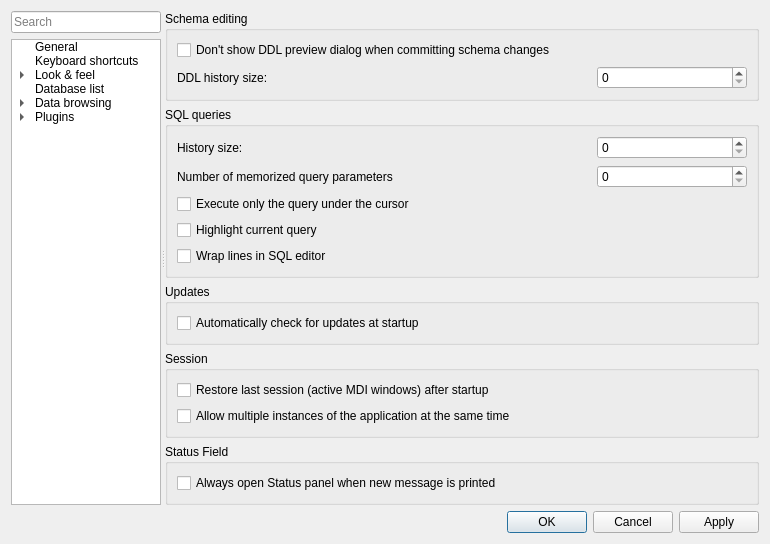
First picture: the form in SQLiteStudio3/guiSQLiteStudio/dialogs/configdialog.ui, repository pawelsalawa/sqlitestudio, before the edit.
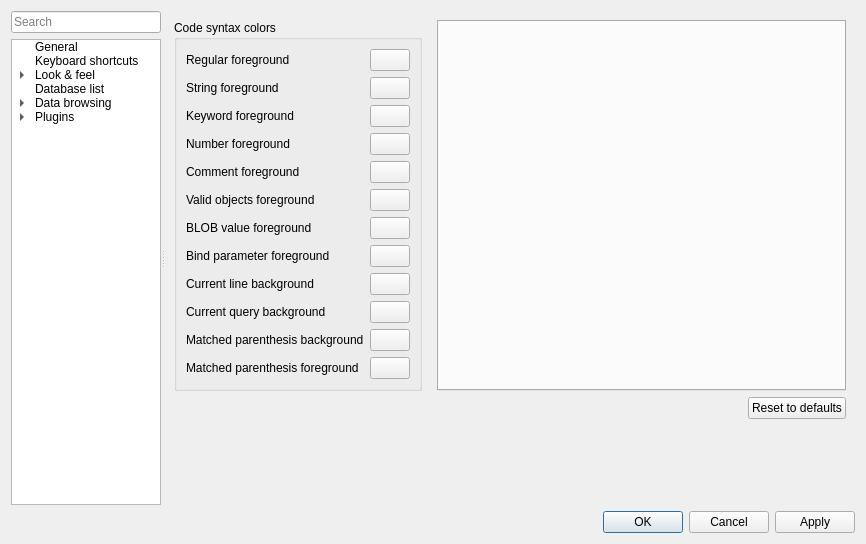
Second picture: the form after the edit. Icons and pictures are not drawn. Custom widgets are drawn as their Qt base class.

Commit message: #4006 Colors configuration for syntax highlighting is reintroduced in a new, improved form.

```diff
--- a/SQLiteStudio3/guiSQLiteStudio/dialogs/configdialog.ui
+++ b/SQLiteStudio3/guiSQLiteStudio/dialogs/configdialog.ui
@@ -6,7 +6,7 @@
    <rect>
     <x>0</x>
     <y>0</y>
-    <width>770</width>
+    <width>866</width>
     <height>539</height>
    </rect>
   </property>
@@ -217,7 +217,7 @@
           </sizepolicy>
          </property>
          <property name="currentIndex">
-          <number>3</number>
+          <number>4</number>
          </property>
          <widget class="QWidget" name="databaseListPage">
           <layout class="QVBoxLayout" name="verticalLayout_36">
@@ -1011,6 +1011,369 @@
            </item>
           </layout>
          </widget>
+         <widget class="QWidget" name="codeColorsPage">
+          <layout class="QGridLayout" name="gridLayout_6">
+           <property name="horizontalSpacing">
+            <number>15</number>
+           </property>
+           <item row="0" column="2">
+            <widget class="QTabWidget" name="codeColorsPreviewTabWidget"/>
+           </item>
+           <item row="2" column="0" colspan="3">
+            <spacer name="codeColorsSpacer">
+             <property name="orientation">
+              <enum>Qt::Vertical</enum>
+             </property>
+             <property name="sizeHint" stdset="0">
+              <size>
+               <width>20</width>
+               <height>40</height>
+              </size>
+             </property>
+            </spacer>
+           </item>
+           <item row="0" column="0" colspan="2">
+            <widget class="QGroupBox" name="commonCodeColorsGroup">
+             <property name="sizePolicy">
+              <sizepolicy hsizetype="Preferred" vsizetype="Expanding">
+               <horstretch>0</horstretch>
+               <verstretch>0</verstretch>
+              </sizepolicy>
+             </property>
+             <property name="title">
+              <string>Code syntax colors</string>
+             </property>
+             <layout class="QGridLayout" name="gridLayout_3">
+              <item row="2" column="0">
+               <widget class="QLabel" name="keywordFgLabel">
+                <property name="text">
+                 <string>Keyword foreground</string>
+                </property>
+               </widget>
+              </item>
+              <item row="1" column="1">
+               <widget class="ColorButton" name="stringFgBtn">
+                <property name="maximumSize">
+                 <size>
+                  <width>50</width>
+                  <height>16777215</height>
+                 </size>
+                </property>
+                <property name="text">
+                 <string notr="true"/>
+                </property>
+                <property name="cfg" stdset="0">
+                 <string>Colors.SyntaxStringFg</string>
+                </property>
+               </widget>
+              </item>
+              <item row="4" column="1">
+               <widget class="ColorButton" name="commentFgBtn">
+                <property name="maximumSize">
+                 <size>
+                  <width>50</width>
+                  <height>16777215</height>
+                 </size>
+                </property>
+                <property name="text">
+                 <string notr="true"/>
+                </property>
+                <property name="cfg" stdset="0">
+                 <string>Colors.SyntaxCommentFg</string>
+                </property>
+               </widget>
+              </item>
+              <item row="2" column="1">
+               <widget class="ColorButton" name="keywordFgBtn">
+                <property name="maximumSize">
+                 <size>
+                  <width>50</width>
+                  <height>16777215</height>
+                 </size>
+                </property>
+                <property name="text">
+                 <string notr="true"/>
+                </property>
+                <property name="cfg" stdset="0">
+                 <string>Colors.SyntaxKeywordFg</string>
+                </property>
+               </widget>
+              </item>
+              <item row="0" column="0">
+               <widget class="QLabel" name="regularFgLabel">
+                <property name="text">
+                 <string>Regular foreground</string>
+                </property>
+               </widget>
+              </item>
+              <item row="10" column="1">
+               <widget class="ColorButton" name="matchedParBgBtn">
+                <property name="maximumSize">
+                 <size>
+                  <width>50</width>
+                  <height>16777215</height>
+                 </size>
+                </property>
+                <property name="text">
+                 <string notr="true"/>
+                </property>
+                <property name="cfg" stdset="0">
+                 <string>Colors.SyntaxParenthesisBg</string>
+                </property>
+               </widget>
+              </item>
+              <item row="1" column="0">
+               <widget class="QLabel" name="stringFgLabel">
+                <property name="toolTip">
+                 <string>&lt;html&gt;&lt;head/&gt;&lt;body&gt;&lt;p&gt;In SQL strings are enclosed with single quote characters. In other languages string may be enclosed with double quote, or something else.&lt;/p&gt;&lt;/body&gt;&lt;/html&gt;</string>
+                </property>
+                <property name="text">
+                 <string>String foreground</string>
+                </property>
+               </widget>
+              </item>
+              <item row="3" column="1">
+               <widget class="ColorButton" name="numberFgBtn">
+                <property name="maximumSize">
+                 <size>
+                  <width>50</width>
+                  <height>16777215</height>
+                 </size>
+                </property>
+                <property name="text">
+                 <string notr="true"/>
+                </property>
+                <property name="cfg" stdset="0">
+                 <string>Colors.SyntaxNumberFg</string>
+                </property>
+               </widget>
+              </item>
+              <item row="8" column="1">
+               <widget class="ColorButton" name="currLineBgBtn">
+                <property name="maximumSize">
+                 <size>
+                  <width>50</width>
+                  <height>16777215</height>
+                 </size>
+                </property>
+                <property name="text">
+                 <string notr="true"/>
+                </property>
+                <property name="cfg" stdset="0">
+                 <string>Colors.SyntaxCurrentLineBg</string>
+                </property>
+               </widget>
+              </item>
+              <item row="4" column="0">
+               <widget class="QLabel" name="commentFgLabel">
+                <property name="text">
+                 <string>Comment foreground</string>
+                </property>
+               </widget>
+              </item>
+              <item row="7" column="1">
+               <widget class="ColorButton" name="bindParamFgBtn">
+                <property name="maximumSize">
+                 <size>
+                  <width>50</width>
+                  <height>16777215</height>
+                 </size>
+                </property>
+                <property name="text">
+                 <string notr="true"/>
+                </property>
+                <property name="cfg" stdset="0">
+                 <string>Colors.SyntaxBindParamFg</string>
+                </property>
+               </widget>
+              </item>
+              <item row="5" column="0">
+               <widget class="QLabel" name="validObjectsFkLabel">
+                <property name="toolTip">
+                 <string>&lt;html&gt;&lt;head/&gt;&lt;body&gt;&lt;p&gt;Valid objects are name of tables, indexes, triggers, or views that exist in the SQLite database. Languages other than SQL may use this color setting for their other, distinct language parts.&lt;/p&gt;&lt;/body&gt;&lt;/html&gt;</string>
+                </property>
+                <property name="text">
+                 <string>Valid objects foreground</string>
+                </property>
+               </widget>
+              </item>
+              <item row="9" column="0">
+               <widget class="QLabel" name="currQueryBgLabel">
+                <property name="toolTip">
+                 <string>&lt;html&gt;&lt;head/&gt;&lt;body&gt;&lt;p&gt;In SQL current query is highlighted with this background to indicate to the user which query would be executed at certain moment.&lt;/p&gt;&lt;/body&gt;&lt;/html&gt;</string>
+                </property>
+                <property name="text">
+                 <string>Current query background</string>
+                </property>
+               </widget>
+              </item>
+              <item row="7" column="0">
+               <widget class="QLabel" name="bindParamFgLabel">
+                <property name="toolTip">
+                 <string>&lt;html&gt;&lt;head/&gt;&lt;body&gt;&lt;p&gt;Bind parameters are placeholders for values yet to be provided by the user. They have one of the forms:&lt;/p&gt;&lt;p&gt;:param_name&lt;/p&gt;&lt;p&gt;$param_name&lt;/p&gt;&lt;p&gt;@param_name&lt;/p&gt;&lt;p&gt;?&lt;/p&gt;&lt;p&gt;&lt;br/&gt;&lt;/p&gt;&lt;p&gt;Languages other than SQL may use this color setting for their other, distinct syntax parts.&lt;/p&gt;&lt;/body&gt;&lt;/html&gt;</string>
+                </property>
+                <property name="text">
+                 <string>Bind parameter foreground</string>
+                </property>
+               </widget>
+              </item>
+              <item row="8" column="0">
+               <widget class="QLabel" name="currLineBgLabel">
+                <property name="text">
+                 <string>Current line background</string>
+                </property>
+               </widget>
+              </item>
+              <item row="5" column="1">
+               <widget class="ColorButton" name="validObjectsFgBtn">
+                <property name="maximumSize">
+                 <size>
+                  <width>50</width>
+                  <height>16777215</height>
+                 </size>
+                </property>
+                <property name="text">
+                 <string notr="true"/>
+                </property>
+                <property name="cfg" stdset="0">
+                 <string>Colors.SyntaxValidObject</string>
+                </property>
+               </widget>
+              </item>
+              <item row="10" column="0">
+               <widget class="QLabel" name="matchedParBgLabel">
+                <property name="toolTip">
+                 <string>&lt;html&gt;&lt;head/&gt;&lt;body&gt;&lt;p&gt;When user moves the insertion cursor at any parenthesis in the code, the application will mark this parenthesis and its matched counterparty with this background color.&lt;/p&gt;&lt;/body&gt;&lt;/html&gt;</string>
+                </property>
+                <property name="text">
+                 <string>Matched parenthesis background</string>
+                </property>
+               </widget>
+              </item>
+              <item row="9" column="1">
+               <widget class="ColorButton" name="currQueryBgBtn">
+                <property name="maximumSize">
+                 <size>
+                  <width>50</width>
+                  <height>16777215</height>
+                 </size>
+                </property>
+                <property name="toolTip">
+                 <string>&lt;html&gt;&lt;head/&gt;&lt;body&gt;&lt;p&gt;You can disable current query highlighting entirely on the General settings page.&lt;/p&gt;&lt;/body&gt;&lt;/html&gt;</string>
+                </property>
+                <property name="text">
+                 <string notr="true"/>
+                </property>
+                <property name="cfg" stdset="0">
+                 <string>Colors.SyntaxCurrentQueryBg</string>
+                </property>
+               </widget>
+              </item>
+              <item row="6" column="1">
+               <widget class="ColorButton" name="blobFgBtn">
+                <property name="maximumSize">
+                 <size>
+                  <width>50</width>
+                  <height>16777215</height>
+                 </size>
+                </property>
+                <property name="text">
+                 <string notr="true"/>
+                </property>
+                <property name="cfg" stdset="0">
+                 <string>Colors.SyntaxBlobFg</string>
+                </property>
+               </widget>
+              </item>
+              <item row="0" column="1">
+               <widget class="ColorButton" name="regularFgBtn">
+                <property name="maximumSize">
+                 <size>
+                  <width>50</width>
+                  <height>16777215</height>
+                 </size>
+                </property>
+                <property name="text">
+                 <string notr="true"/>
+                </property>
+                <property name="cfg" stdset="0">
+                 <string>Colors.SyntaxForeground</string>
+                </property>
+               </widget>
+              </item>
+              <item row="3" column="0">
+               <widget class="QLabel" name="numberFgLabel">
+                <property name="text">
+                 <string>Number foreground</string>
+                </property>
+               </widget>
+              </item>
+              <item row="6" column="0">
+               <widget class="QLabel" name="blobFgLabel">
+                <property name="toolTip">
+                 <string>&lt;html&gt;&lt;head/&gt;&lt;body&gt;&lt;p&gt;BLOB values are binary values represented as hexadecimal numbers, like:&lt;/p&gt;&lt;p&gt;X'12B4'&lt;/p&gt;&lt;p&gt;x'46A2F4'&lt;/p&gt;&lt;p&gt;&lt;br/&gt;&lt;/p&gt;&lt;/body&gt;&lt;/html&gt;</string>
+                </property>
+                <property name="text">
+                 <string>BLOB value foreground</string>
+                </property>
+               </widget>
+              </item>
+              <item row="11" column="0">
+               <widget class="QLabel" name="matchedParFgLabel">
+                <property name="text">
+                 <string>Matched parenthesis foreground</string>
+                </property>
+               </widget>
+              </item>
+              <item row="11" column="1">
+               <widget class="ColorButton" name="matchedParFgBtn">
+                <property name="text">
+                 <string notr="true"/>
+                </property>
+                <property name="cfg" stdset="0">
+                 <string>Colors.SyntaxParenthesisFg</string>
+                </property>
+               </widget>
+              </item>
+             </layout>
+            </widget>
+           </item>
+           <item row="1" column="0" colspan="3">
+            <widget class="QFrame" name="frame">
+             <property name="frameShape">
+              <enum>QFrame::NoFrame</enum>
+             </property>
+             <property name="frameShadow">
+              <enum>QFrame::Raised</enum>
+             </property>
+             <layout class="QHBoxLayout" name="horizontalLayout_3">
+              <property name="spacing">
+               <number>0</number>
+              </property>
+              <property name="leftMargin">
+               <number>0</number>
+              </property>
+              <property name="topMargin">
+               <number>0</number>
+              </property>
+              <property name="rightMargin">
+               <number>0</number>
+              </property>
+              <property name="bottomMargin">
+               <number>0</number>
+              </property>
+              <item alignment="Qt::AlignRight">
+               <widget class="QPushButton" name="codeColorsResetBtn">
+                <property name="text">
+                 <string>Reset to defaults</string>
+                </property>
+               </widget>
+              </item>
+             </layout>
+            </widget>
+           </item>
+          </layout>
+         </widget>
          <widget class="QWidget" name="shortcutsPage">
           <layout class="QVBoxLayout" name="verticalLayout_28">
            <property name="leftMargin">
@@ -1767,6 +2130,11 @@
    <header>common/fontedit.h</header>
    <container>1</container>
   </customwidget>
+  <customwidget>
+   <class>ColorButton</class>
+   <extends>QPushButton</extends>
+   <header>common/colorbutton.h</header>
+  </customwidget>
  </customwidgets>
  <tabstops>
   <tabstop>categoriesFilter</tabstop>
```
Left out of the diff: 32 changed lines with no effect on the pictures. The commit also changes 26 other files.
